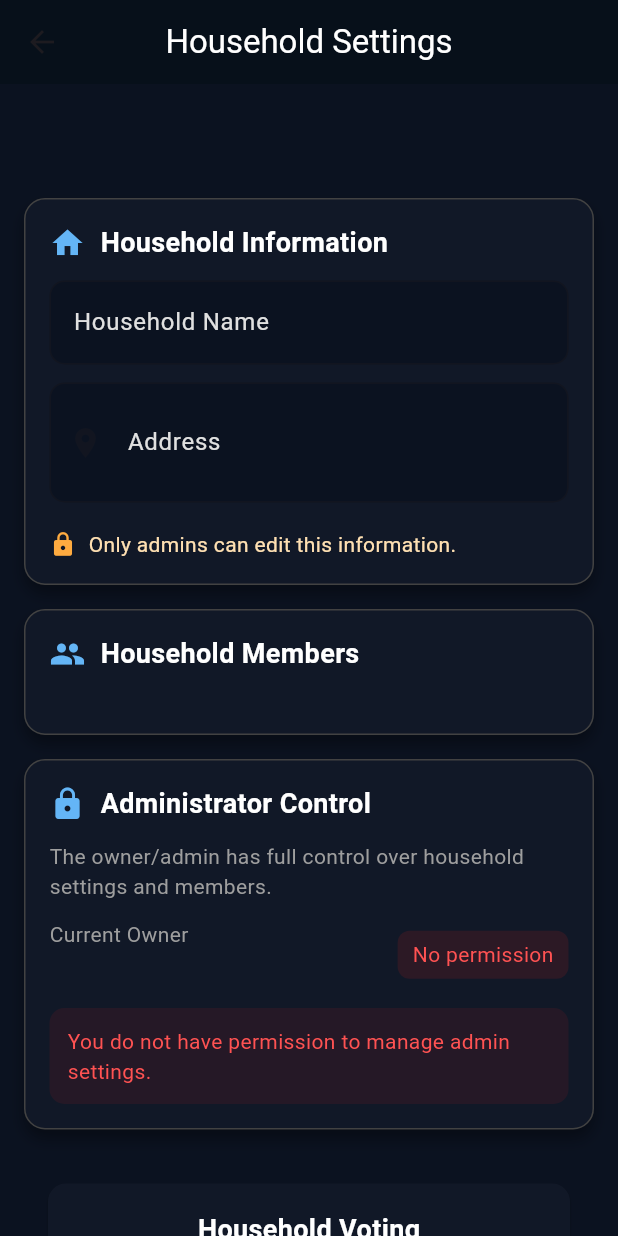
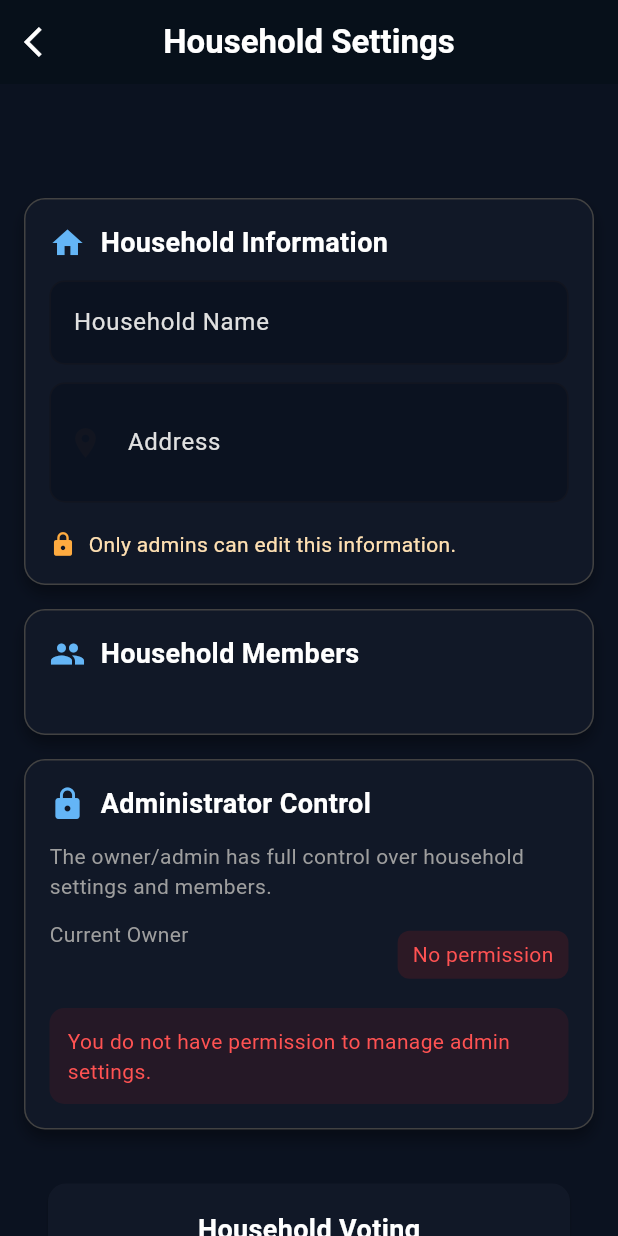
Before and after one commit to maozedoggo/FYP_Smahorz, a Flutter app: the SettingsPage screen opened directly, on a phone screen of 412 x 824 dp. Run offline on Flutter 3.47's test engine with Material 3 defaults, Android fonts, the phone set to English and light mode, and no system bars; our stand-ins replace cloud_firestore, firebase_auth, firebase_core, firebase_storage, flutter_advanced_drawer, image_picker and 1 more; accounts and stored records are empty.

Commit message:
Fix settings-page

```diff
--- a/lib/views/pages/settings-page/settings_page.dart
+++ b/lib/views/pages/settings-page/settings_page.dart
@@ -137,7 +137,8 @@ class _SettingsPageState extends State<SettingsPage> {
           adminUids = [];
           householdAddressText = userAddress;
           _nameCtrl.clear();
-          _addressCtrl.text = userAddress; // Show user address even without household
+          _addressCtrl.text =
+              userAddress; // Show user address even without household
         });
       }
     } catch (e) {
@@ -160,9 +161,14 @@ class _SettingsPageState extends State<SettingsPage> {
     final country = userData['country']?.toString() ?? '';
 
     // Build address string from non-empty fields
-    final addressParts = [addressLine1, addressLine2, district, state, postalCode, country]
-        .where((part) => part.isNotEmpty)
-        .toList();
+    final addressParts = [
+      addressLine1,
+      addressLine2,
+      district,
+      state,
+      postalCode,
+      country,
+    ].where((part) => part.isNotEmpty).toList();
 
     return addressParts.join(", ");
   }
@@ -637,7 +643,9 @@ class _SettingsPageState extends State<SettingsPage> {
   }
 
   Widget _householdInfoCard() {
-    final canEdit = _isAdmin && householdId != null; // Only show save button if in household
+    final canEdit =
+        _isAdmin &&
+        householdId != null; // Only show save button if in household
     final saveDisabled =
         isSavingHousehold ||
         (_nameCtrl.text.trim() == (householdName ?? "").trim() &&
@@ -890,7 +898,8 @@ class _SettingsPageState extends State<SettingsPage> {
   }
 
   Widget _membersCard() {
-    if (householdId == null) return const SizedBox(); // Don't show members card if no household
+    if (householdId == null)
+      return const SizedBox(); // Don't show members card if no household
 
     return _card(
       child: Column(
@@ -965,7 +974,8 @@ class _SettingsPageState extends State<SettingsPage> {
   }
 
   Widget _adminControlCard() {
-    if (householdId == null) return const SizedBox(); // Don't show admin card if no household
+    if (householdId == null)
+      return const SizedBox(); // Don't show admin card if no household
 
     return _card(
       child: Column(
@@ -1096,11 +1106,15 @@ class _SettingsPageState extends State<SettingsPage> {
     return Scaffold(
       backgroundColor: const Color(0xFF0B1220), // page bg
       appBar: AppBar(
+        leading: IconButton(
+          onPressed: () => Navigator.of(context).pop(),
+          icon: Icon(Icons.arrow_back_ios, color: Colors.white),
+        ),
         backgroundColor: const Color(0xFF07101A),
         centerTitle: true,
         title: const Text(
           "Household Settings",
-          style: TextStyle(color: Colors.white),
+          style: TextStyle(color: Colors.white, fontWeight: FontWeight.bold),
         ),
       ),
       body: SafeArea(
@@ -1120,7 +1134,7 @@ class _SettingsPageState extends State<SettingsPage> {
                       Align(
                         alignment: Alignment.centerLeft,
                         child: Text(
-                          householdName ?? "Settings",
+                          householdName ?? "",
                           style: const TextStyle(
                             color: Colors.white,
                             fontSize: 28,
```
